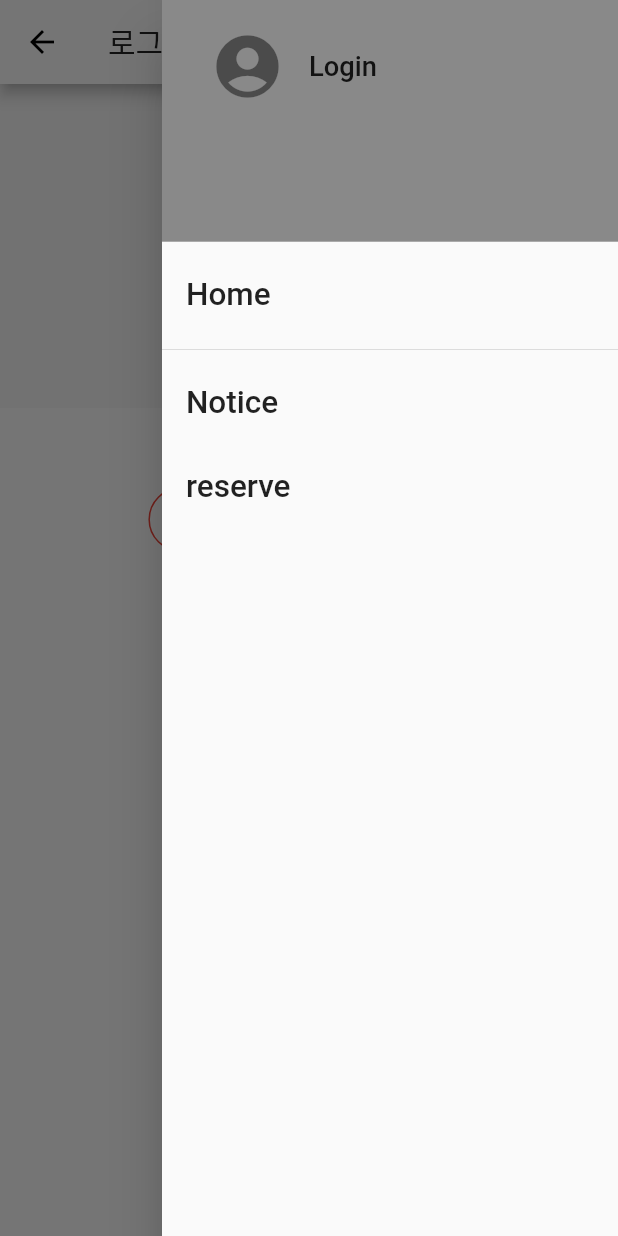
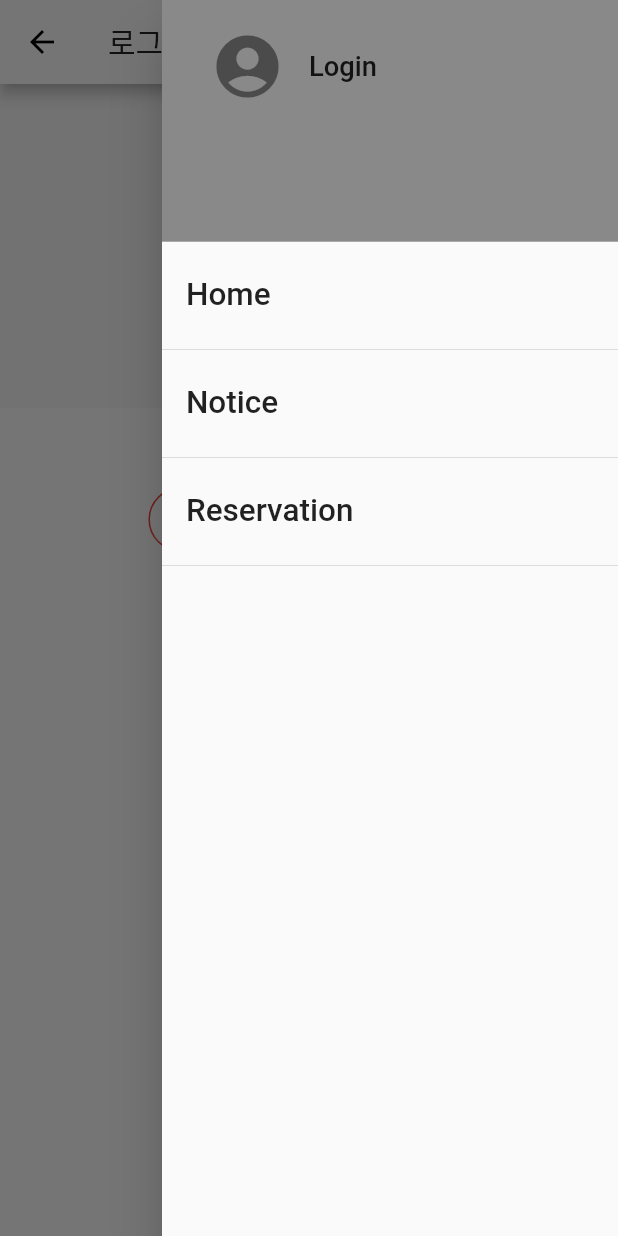
Before and after one commit to gohdong/2019_autumn_database, a Flutter app: the Login screen opened directly, with the side drawer open, on a phone screen of 412 x 824 dp. Run offline on Flutter 3.47's test engine with Material 2 defaults, Android fonts, the phone set to English and light mode, and no system bars; our stand-ins replace cloud_firestore, firebase_auth, google_sign_in, shared_preferences, youtube_player_flutter; accounts and stored records are empty.

Commit message:
add logout

```diff
--- a/lib/main.dart
+++ b/lib/main.dart
@@ -6,7 +6,6 @@ import 'package:flutter/material.dart';
 import 'package:flutter/services.dart';
 
 import 'package:provider/provider.dart';
-import 'package:pull_to_refresh/pull_to_refresh.dart';
 import 'src/store.dart';
 
 void main() => runApp(MyApp());
--- a/lib/src/login.dart
+++ b/lib/src/login.dart
@@ -3,6 +3,7 @@ import 'package:dbapp/src/data/sign_in.dart';
 import 'package:dbapp/src/menubar.dart';
 import 'package:flutter/material.dart';
 import 'package:provider/provider.dart';
+import 'package:shared_preferences/shared_preferences.dart';
 
 class Login extends StatefulWidget {
   @override
@@ -10,6 +11,19 @@ class Login extends StatefulWidget {
 }
 
 class _LoginState extends State<Login> {
+  int _counter = 0;
+
+  @override
+  void initState() {
+    super.initState();
+    (() async {
+      SharedPreferences prefs = await SharedPreferences.getInstance();
+      setState(() {
+        _counter = prefs.getInt('counter');
+      });
+    })();
+  }
+
   @override
   Widget build(BuildContext context) {
     final Size size = MediaQuery.of(context).size;
@@ -25,7 +39,10 @@ class _LoginState extends State<Login> {
             mainAxisSize: MainAxisSize.max,
             mainAxisAlignment: MainAxisAlignment.start,
             children: <Widget>[
-              Image(image: AssetImage("img/gva_logo.png"), width: size.width,),
+              Image(
+                image: AssetImage("img/gva_logo.png"),
+                width: size.width,
+              ),
               SizedBox(height: 50),
               _signInButton(),
             ],
@@ -36,13 +53,17 @@ class _LoginState extends State<Login> {
   }
 
   Widget _signInButton() {
-    final counter = Provider.of<Counter>(context);
     return OutlineButton(
       splashColor: Colors.grey,
       onPressed: () {
-        signInWithGoogle().whenComplete(() {
+        signInWithGoogle().whenComplete(() async {
           Navigator.of(context).pop();
-          counter.increment();
+          SharedPreferences prefs = await SharedPreferences.getInstance();
+          setState(() {
+            _counter = 1;
+            prefs.setInt('counter', _counter);
+          });
+
 //          push(
 //            MaterialPageRoute(
 //              builder: (context) {
@@ -51,9 +72,10 @@ class _LoginState extends State<Login> {
 //            ),
 //          );
         });
-
       },
-      shape: RoundedRectangleBorder(borderRadius: BorderRadius.circular(40),),
+      shape: RoundedRectangleBorder(
+        borderRadius: BorderRadius.circular(40),
+      ),
       highlightElevation: 0,
       borderSide: BorderSide(color: Colors.red),
       child: Padding(
--- a/lib/src/menubar.dart
+++ b/lib/src/menubar.dart
@@ -49,11 +49,20 @@ class MenuBar extends StatelessWidget {
             onTap: () {
             },
           ),
+          Divider(),
           ListTile(
-            title: Text('reserve',textScaleFactor: 1.5,),
+            title: Text('Reservation',textScaleFactor: 1.5,),
             onTap: () {
               Navigator.of(context)
                   .push(MaterialPageRoute(builder: (context) => Reserve()));
+            },
+          ),
+          Divider(),
+          ListTile(
+            title: Text(counter.getCounter()==0? '':'LogOut',textScaleFactor: 1.5,),
+            onTap: () {
+              Navigator.of(context).pop();
+              counter.decrement();
             },
           ),
         ],
--- a/lib/src/moviechart.dart
+++ b/lib/src/moviechart.dart
@@ -1,7 +1,6 @@
 import 'package:dbapp/src/moviepage.dart';
 import 'package:flutter/cupertino.dart';
 import 'package:flutter/material.dart';
-import 'package:flutter/src/foundation/diagnostics.dart';
 import 'package:cloud_firestore/cloud_firestore.dart';
 
 class MovieChart extends StatefulWidget {
--- a/pubspec.yaml
+++ b/pubspec.yaml
@@ -30,6 +30,7 @@ dependencies:
   pull_to_refresh: ^1.5.7
   youtube_player_flutter: ^6.0.3+2
   flutter_statusbarcolor: ^0.2.3
+  shared_preferences: ^0.5.4+5
 
 dev_dependencies:
   flutter_test:
```
Also changed, not shown: lib/src/data/is_login.dart (+11 -3 lines), pubspec.lock, 3 other files.
